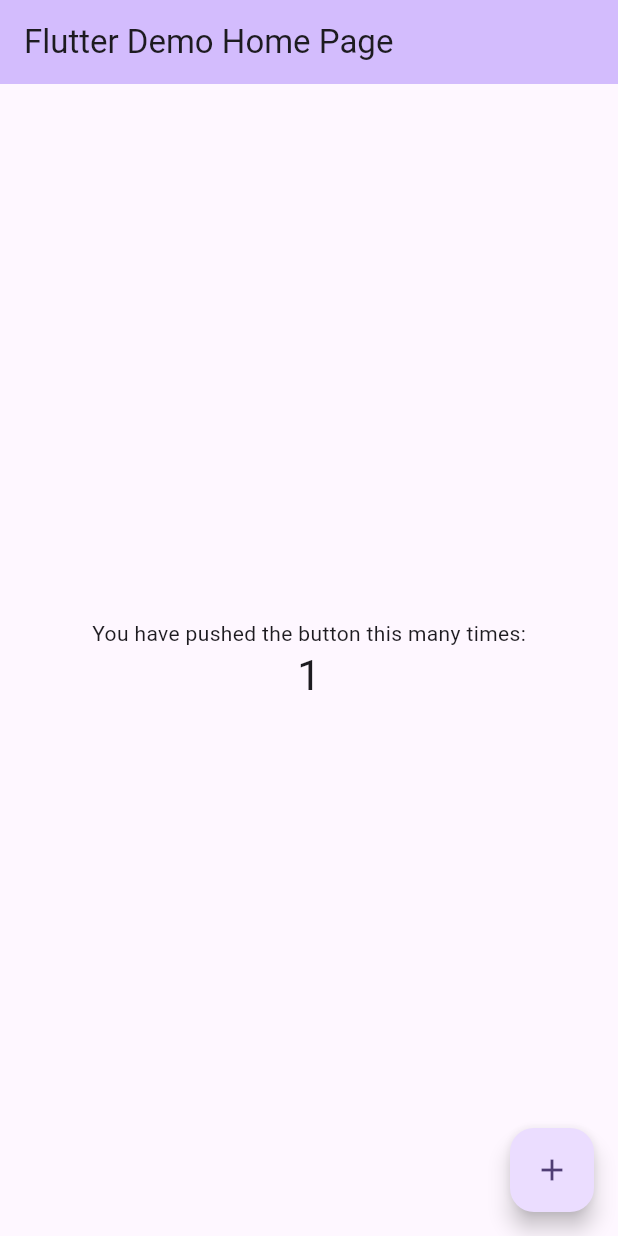
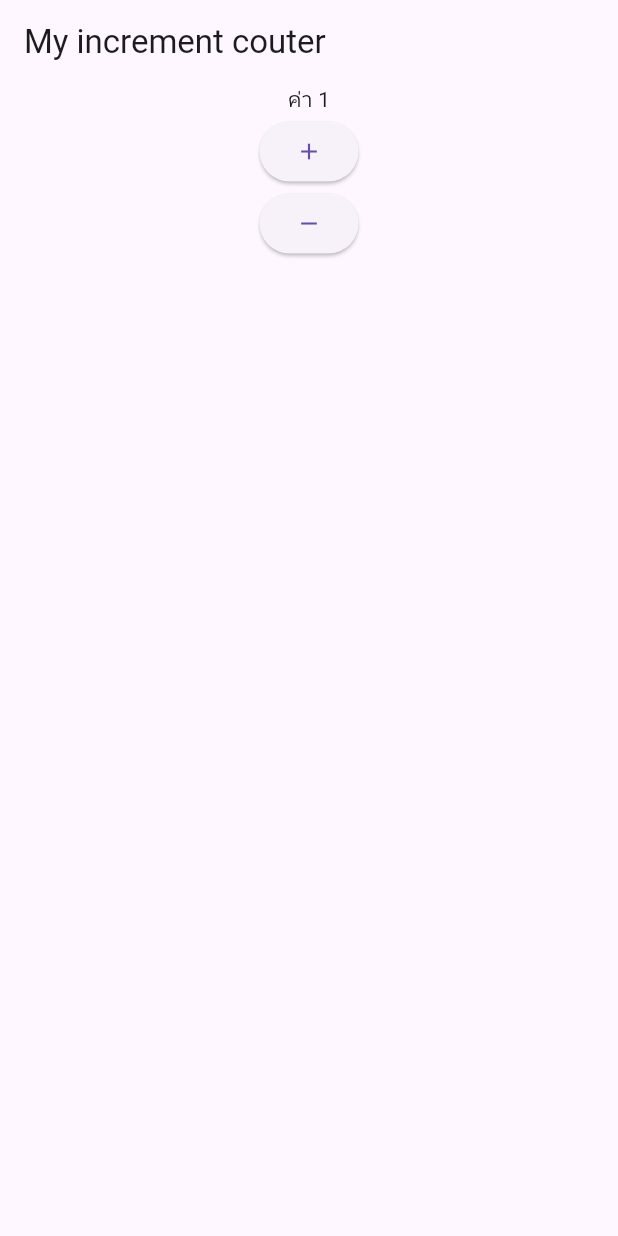
Before and after one commit to suksaipisit28/exam2, a Flutter app: the screen it shows after launch, after a tap on the "add" icon, on a phone screen of 412 x 824 dp. Run offline on Flutter 3.47's test engine with Material 3 defaults, Android fonts, the phone set to English and light mode, and no system bars.

Commit message:
success1

```diff
--- a/lib/main.dart
+++ b/lib/main.dart
@@ -1,125 +1,18 @@
+import 'package:exam2/screen/my_home_page.dart';
 import 'package:flutter/material.dart';
 
 void main() {
-  runApp(const MyApp());
+  runApp(MyApp());
 }
 
 class MyApp extends StatelessWidget {
   const MyApp({super.key});
 
-  // This widget is the root of your application.
   @override
   Widget build(BuildContext context) {
-    return MaterialApp(
-      title: 'Flutter Demo',
-      theme: ThemeData(
-        // This is the theme of your application.
-        //
-        // TRY THIS: Try running your application with "flutter run". You'll see
-        // the application has a purple toolbar. Then, without quitting the app,
-        // try changing the seedColor in the colorScheme below to Colors.green
-        // and then invoke "hot reload" (save your changes or press the "hot
-        // reload" button in a Flutter-supported IDE, or press "r" if you used
-        // the command line to start the app).
-        //
-        // Notice that the counter didn't reset back to zero; the application
-        // state is not lost during the reload. To reset the state, use hot
-        // restart instead.
-        //
-        // This works for code too, not just values: Most code changes can be
-        // tested with just a hot reload.
-        colorScheme: ColorScheme.fromSeed(seedColor: Colors.deepPurple),
-        useMaterial3: true,
-      ),
-      home: const MyHomePage(title: 'Flutter Demo Home Page'),
+    return const MaterialApp(
+      title: "Flutter Deme",
+      home: MyHomePage(),
     );
   }
 }
-
-class MyHomePage extends StatefulWidget {
-  const MyHomePage({super.key, required this.title});
-
-  // This widget is the home page of your application. It is stateful, meaning
-  // that it has a State object (defined below) that contains fields that affect
-  // how it looks.
-
-  // This class is the configuration for the state. It holds the values (in this
-  // case the title) provided by the parent (in this case the App widget) and
-  // used by the build method of the State. Fields in a Widget subclass are
-  // always marked "final".
-
-  final String title;
-
-  @override
-  State<MyHomePage> createState() => _MyHomePageState();
-}
-
-class _MyHomePageState extends State<MyHomePage> {
-  int _counter = 0;
-
-  void _incrementCounter() {
-    setState(() {
-      // This call to setState tells the Flutter framework that something has
-      // changed in this State, which causes it to rerun the build method below
-      // so that the display can reflect the updated values. If we changed
-      // _counter without calling setState(), then the build method would not be
-      // called again, and so nothing would appear to happen.
-      _counter++;
-    });
-  }
-
-  @override
-  Widget build(BuildContext context) {
-    // This method is rerun every time setState is called, for instance as done
-    // by the _incrementCounter method above.
-    //
-    // The Flutter framework has been optimized to make rerunning build methods
-    // fast, so that you can just rebuild anything that needs updating rather
-    // than having to individually change instances of widgets.
-    return Scaffold(
-      appBar: AppBar(
-        // TRY THIS: Try changing the color here to a specific color (to
-        // Colors.amber, perhaps?) and trigger a hot reload to see the AppBar
-        // change color while the other colors stay the same.
-        backgroundColor: Theme.of(context).colorScheme.inversePrimary,
-        // Here we take the value from the MyHomePage object that was created by
-        // the App.build method, and use it to set our appbar title.
-        title: Text(widget.title),
-      ),
-      body: Center(
-        // Center is a layout widget. It takes a single child and positions it
-        // in the middle of the parent.
-        child: Column(
-          // Column is also a layout widget. It takes a list of children and
-          // arranges them vertically. By default, it sizes itself to fit its
-          // children horizontally, and tries to be as tall as its parent.
-          //
-          // Column has various properties to control how it sizes itself and
-          // how it positions its children. Here we use mainAxisAlignment to
-          // center the children vertically; the main axis here is the vertical
-          // axis because Columns are vertical (the cross axis would be
-          // horizontal).
-          //
-          // TRY THIS: Invoke "debug painting" (choose the "Toggle Debug Paint"
-          // action in the IDE, or press "p" in the console), to see the
-          // wireframe for each widget.
-          mainAxisAlignment: MainAxisAlignment.center,
-          children: <Widget>[
-            const Text(
-              'You have pushed the button this many times:',
-            ),
-            Text(
-              '$_counter',
-              style: Theme.of(context).textTheme.headlineMedium,
-            ),
-          ],
-        ),
-      ),
-      floatingActionButton: FloatingActionButton(
-        onPressed: _incrementCounter,
-        tooltip: 'Increment',
-        child: const Icon(Icons.add),
-      ), // This trailing comma makes auto-formatting nicer for build methods.
-    );
-  }
-}
--- /dev/null
+++ b/lib/screen/my_home_page.dart
@@ -0,0 +1,52 @@
+import 'package:flutter/material.dart';
+
+class MyHomePage extends StatefulWidget {
+  const MyHomePage({super.key});
+
+  @override
+  State<MyHomePage> createState() => _MyHomePageState();
+}
+
+class _MyHomePageState extends State<MyHomePage> {
+  int _counter = 0;
+
+  void _incrementCounter() {
+    setState(() {
+      _counter++;
+    });
+  }
+
+  void _decrementCounter() {
+    setState(() {
+      if (_counter > 0) {
+        _counter--;
+      } else {
+        _counter = 0;
+      }
+    });
+  }
+
+  @override
+  Widget build(BuildContext context) {
+    return Scaffold(
+      appBar: AppBar(
+        title: const Text('My increment couter'),
+      ),
+      body: Center(
+        child: Column(
+          children: [
+            Text("ค่า $_counter"),
+            ElevatedButton(
+              onPressed: _incrementCounter,
+              child: const Icon(Icons.add),
+            ),
+            ElevatedButton(
+              onPressed: _decrementCounter,
+              child: const Icon(Icons.remove),
+            ),
+          ],
+        ),
+      ),
+    );
+  }
+}
```
